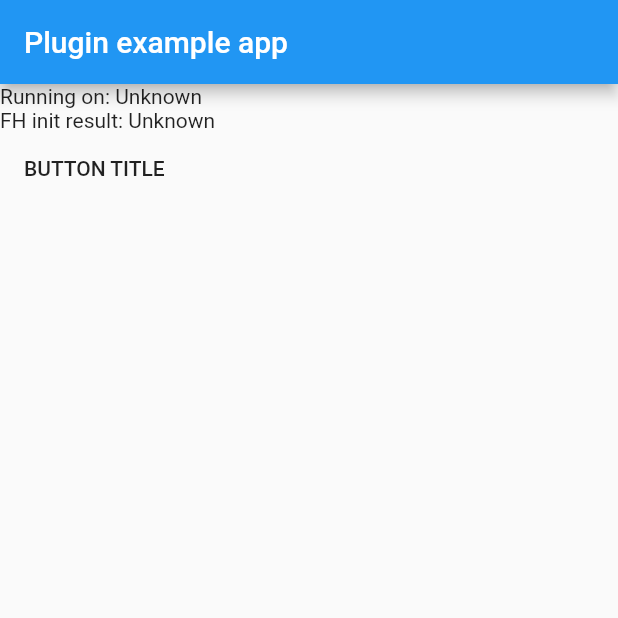
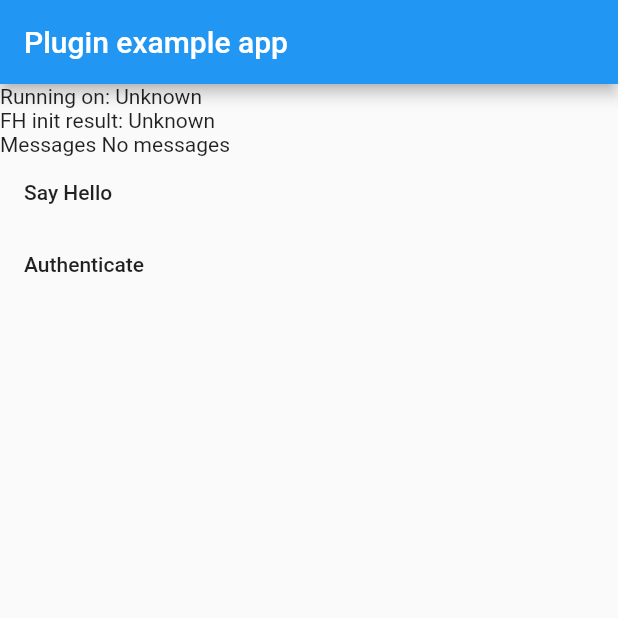
Before and after one commit to cvicens/flutter-fh, a Flutter app: the screen it shows after launch, on a phone screen of 412 x 824 dp, the top half of it. Run offline on Flutter 3.47's test engine with Material 2 defaults, Android fonts, the phone set to English and light mode, and no system bars.

Commit message:
ugly but works

```diff
--- a/example/lib/main.dart
+++ b/example/lib/main.dart
@@ -12,31 +12,26 @@ class MyApp extends StatefulWidget {
 class _MyAppState extends State<MyApp> {
   String _platformVersion = 'Unknown';
   String _initResult = 'Unknown';
+  String _messages = 'No messages';
 
   @override
   initState() {
     super.initState();
     initPlatformState();
+    initFHState();
   }
 
   // Platform messages are asynchronous, so we initialize in an async method.
   initPlatformState() async {
     String platformVersion;
-    List initResult;
+    String message;
 
     // Platform messages may fail, so we use a try/catch PlatformException.
     try {
       platformVersion = await FhSdk.platformVersion;
       print('platformVersion' + platformVersion);
     } on PlatformException {
-      platformVersion = 'Failed to get platform version.';
-    }
-
-    try {
-      initResult = await FhSdk.init();
-      print('initResult' + initResult.toString());
-    } on PlatformException {
-      platformVersion = 'Failed to get platform version.';
+      message = 'Failed to get platform version.';
     }
 
     // If the widget was removed from the tree while the asynchronous platform
@@ -47,7 +42,90 @@ class _MyAppState extends State<MyApp> {
 
     setState(() {
       _platformVersion = platformVersion;
-      _initResult = initResult.toString();
+      _messages = message;
+    });
+  }
+
+  // Platform messages are asynchronous, so we initialize in an async method.
+  initFHState() async {
+    String result;
+    String message;
+
+    try {
+      result = await FhSdk.init();
+      print('initResult' + result);
+    } on PlatformException catch (e) {
+      message = 'Error in FH Init $e';
+    }
+
+    // If the widget was removed from the tree while the asynchronous platform
+    // message was in flight, we want to discard the reply rather than calling
+    // setState to update our non-existent appearance.
+    if (!mounted)
+      return;
+
+    setState(() {
+      _initResult = result.toString();
+      _messages = message;
+    });
+  }
+
+  // Platform messages are asynchronous, so we initialize in an async method.
+  sayHello(String name) async {
+    Map data;
+    String message;
+
+    try {
+      Map options = {
+        "path": "/hello?world=" + name,
+        "method": "GET",
+        "contentType": "application/json",
+        "timeout": 25000 // timeout value specified in milliseconds. Default: 60000 (60s)
+      };
+      data = await FhSdk.cloud(options);
+      message = data.toString();
+      print('data' + data.toString());
+    } on PlatformException catch (e, s) {
+      print('Exception details:\n $e');
+      print('Stack trace:\n $s');
+      message = 'Error calling hello';
+    }
+
+    // If the widget was removed from the tree while the asynchronous platform
+    // message was in flight, we want to discard the reply rather than calling
+    // setState to update our non-existent appearance.
+    if (!mounted)
+      return;
+
+    setState(() {
+      _messages = message;
+    });
+  }
+
+// Authentication test
+  auth(String authPolicy, String username, String password) async {
+    Map data;
+    String message;
+
+    try {
+
+      data = await FhSdk.auth(authPolicy, username, password);
+      message = data['message'];
+      print('data' + data['message']);
+    } on PlatformException catch (e, s) {
+      print('Exception details:\n $e');
+      print('Stack trace:\n $s');
+      message = 'Error calling hello';
+    }
+
+    // If the widget was removed from the tree while the asynchronous platform
+    // message was in flight, we want to discard the reply rather than calling
+    // setState to update our non-existent appearance.
+    if (!mounted)
+      return;
+
+    setState(() {
+      _messages = message;
     });
   }
 
@@ -66,10 +144,19 @@ class _MyAppState extends State<MyApp> {
                 children: [
                   new Text('Running on: $_platformVersion'),
                   new Text('FH init result: $_initResult'),
+                  new Text('Messages $_messages'),
                   new FlatButton(
-                    child: const Text('BUTTON TITLE'),
+                    child: const Text('Say Hello'),
                     onPressed: () {
                       // Perform some action
+                      sayHello('Carlos');
+                    }
+                  ),
+                  new FlatButton(
+                    child: const Text('Authenticate'),
+                    onPressed: () {
+                      // Perform some action
+                      auth('popagame', 'trever', '123');
                     }
                   )
                 ]
--- a/example/pubspec.yaml
+++ b/example/pubspec.yaml
@@ -28,9 +28,8 @@ flutter:
   uses-material-design: true
 
   # To add assets to your application, add an assets section, like this:
-  # assets:
-  #  - images/a_dot_burr.jpeg
-  #  - images/a_dot_ham.jpeg
+  assets:
+    - images/lake.jpg
 
   # An image asset can refer to one or more resolution-specific "variants", see
   # https://flutter.io/assets-and-images/#resolution-aware.
--- a/lib/fh_sdk.dart
+++ b/lib/fh_sdk.dart
@@ -3,12 +3,15 @@ import 'dart:async';
 import 'package:flutter/services.dart';
 
 class FhSdk {
-  static const MethodChannel _channel =
-      const MethodChannel('fh_sdk');
+  static const MethodChannel _channel = const MethodChannel('fh_sdk');
 
-  static Future<String> get platformVersion =>
-      _channel.invokeMethod('getPlatformVersion');
+  static Future<String> get platformVersion => _channel.invokeMethod('getPlatformVersion');
 
-  static Future<List> init () =>
-      _channel.invokeMethod('init');
+  static Future<String> init () => _channel.invokeMethod('init');
+
+  static Future<Map> cloud (Map<String, String> options) => _channel.invokeMethod('cloud', options);
+
+  static Future<Map> auth (String authPolicy, String username, String password) => _channel.invokeMethod('auth', {'authPolicy': authPolicy, 'username': username, 'password': password});
+
+  static Future<String> getClourUrl () => _channel.invokeMethod('getCloudUrl');
 }
```
Also changed, not shown: example/images/lake.jpg (added), 2 other files.
